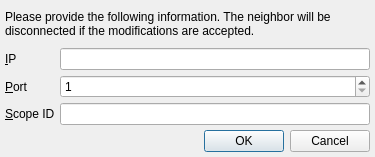
xloem/spot-on-svn, file UI/ipinformation.ui: the form before one commit.
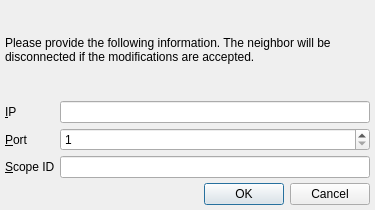
The form after the commit. Icons and pictures are not drawn.

```diff
--- a/UI/ipinformation.ui
+++ b/UI/ipinformation.ui
@@ -7,7 +7,7 @@
     <x>0</x>
     <y>0</y>
     <width>375</width>
-    <height>157</height>
+    <height>210</height>
    </rect>
   </property>
   <property name="windowIcon">
```
